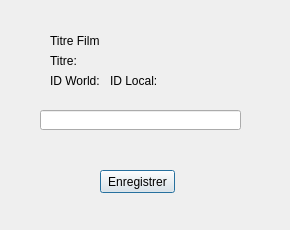
The window that c_detail_ajout.ui (AlexSerfa/DVDFLIX) describes before a commit, drawn with Qt 5.
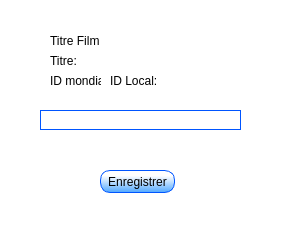
The same window after the commit.

Commit message: modif UI, ajout logo et icone..fonctionne!

Patch:
```diff
--- a/c_detail_ajout.ui
+++ b/c_detail_ajout.ui
@@ -16,6 +16,9 @@
   <property name="windowTitle">
    <string>Dialog</string>
   </property>
+  <property name="styleSheet">
+   <string notr="true">background-color: rgb(255, 255, 255);</string>
+  </property>
   <widget class="QPushButton" name="btn_enregistrer_detail">
    <property name="geometry">
     <rect>
@@ -25,6 +28,13 @@
      <height>23</height>
     </rect>
    </property>
+   <property name="styleSheet">
+    <string notr="true">background-color: qlineargradient(spread:pad, x1:0.482412, y1:0.983, x2:0.493025, y2:0.239, stop:0 rgba(85, 170, 255, 255), stop:1 rgba(255, 255, 255, 255));
+border-color: rgb(0, 85, 255);
+border-radius: 10px;
+border-width: 1px;
+border-style: solid;</string>
+   </property>
    <property name="text">
     <string>Enregistrer</string>
    </property>
@@ -38,6 +48,12 @@
      <height>20</height>
     </rect>
    </property>
+   <property name="styleSheet">
+    <string notr="true">border-color: rgb(0, 85, 255);
+border-radius:15px;
+border-width: 1px;
+border-style: solid;</string>
+   </property>
   </widget>
   <widget class="QLabel" name="l_titre">
    <property name="geometry">
@@ -88,7 +104,7 @@
     </rect>
    </property>
    <property name="text">
-    <string>ID World:</string>
+    <string>ID mondial:</string>
    </property>
   </widget>
  </widget>
```
The commit also changes 9 other files.
